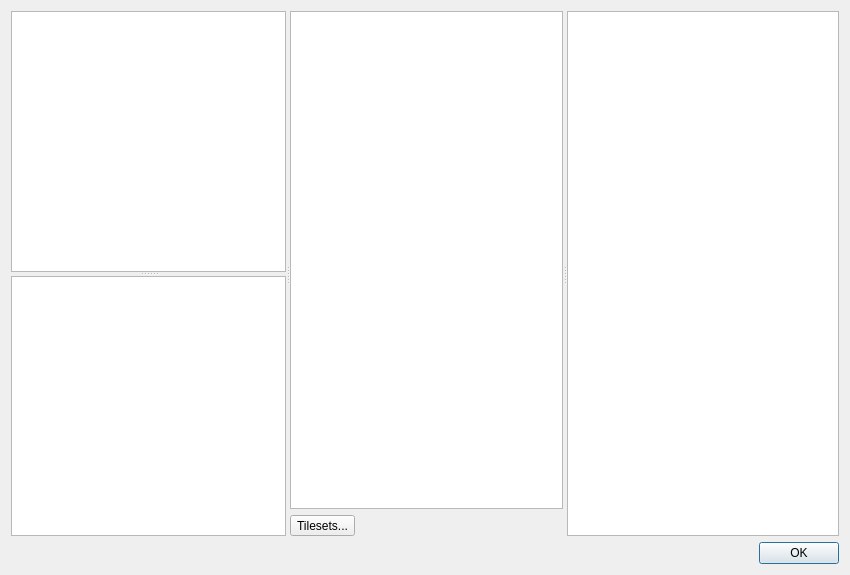
First picture: the form in src/tiled/BuildingEditor/buildingtilesdialog.ui, repository timbaker/tiled, before the edit.
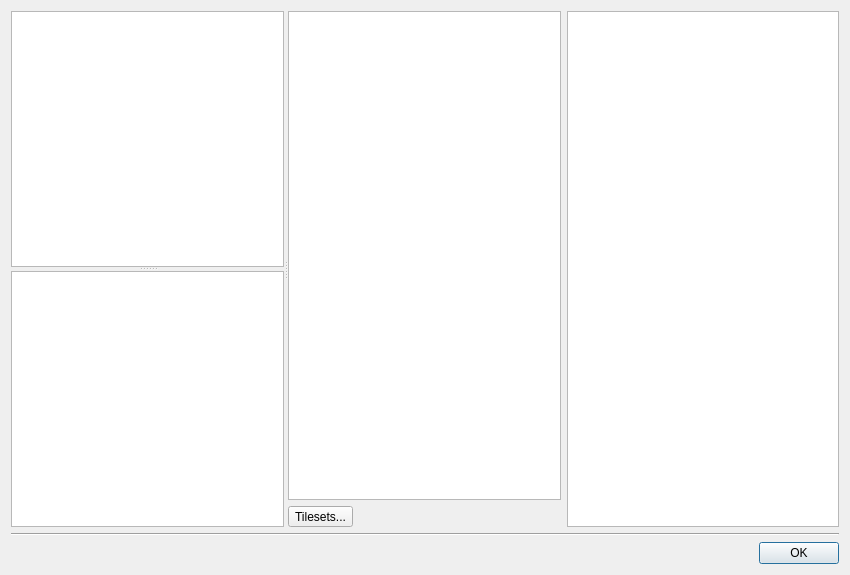
Second picture: the form after the edit. Icons and pictures are not drawn. Custom widgets are drawn as their Qt base class.

Commit message:
Give nicer resize behavior to BuildingTilesDialog.
The QSplitter between the tileset names list and tile view was replaced
with a horizontal layout, and the tileset names list is just given a fixed
width based on the maximum width of tileset names.

When resizing the window, extra space is given to the widgets on the left
rather than being distributed to both sides (is this "nicer"?).

Also added a horizontal line above the buttons along the bottom.

```diff
--- a/src/tiled/BuildingEditor/buildingtilesdialog.ui
+++ b/src/tiled/BuildingEditor/buildingtilesdialog.ui
@@ -13,8 +13,22 @@
   <property name="windowTitle">
    <string>Building Tiles</string>
   </property>
-  <layout class="QGridLayout" name="gridLayout">
-   <item row="0" column="0" colspan="2">
+  <layout class="QGridLayout" name="gridLayout" rowstretch="1,0,0">
+   <item row="2" column="0">
+    <layout class="QHBoxLayout" name="buttonsLayout">
+     <item>
+      <widget class="QDialogButtonBox" name="buttonBox">
+       <property name="orientation">
+        <enum>Qt::Horizontal</enum>
+       </property>
+       <property name="standardButtons">
+        <set>QDialogButtonBox::Ok</set>
+       </property>
+      </widget>
+     </item>
+    </layout>
+   </item>
+   <item row="0" column="0">
     <widget class="QSplitter" name="overallSplitter">
      <property name="orientation">
       <enum>Qt::Horizontal</enum>
@@ -82,14 +96,9 @@
        </layout>
       </widget>
      </widget>
-     <widget class="QSplitter" name="tilesetSplitter">
-      <property name="orientation">
-       <enum>Qt::Horizontal</enum>
-      </property>
-      <property name="childrenCollapsible">
-       <bool>false</bool>
-      </property>
       <widget class="QWidget" name="layoutWidget">
+      <layout class="QHBoxLayout" name="tilesetLayout">
+       <item>
        <layout class="QVBoxLayout" name="verticalLayout_5">
         <item>
          <widget class="QListWidget" name="tilesetList"/>
@@ -102,7 +111,8 @@
          </widget>
         </item>
        </layout>
-      </widget>
+       </item>
+       <item>
       <widget class="Tiled::Internal::MixedTilesetView" name="tilesetTilesView">
        <property name="minimumSize">
         <size>
@@ -111,20 +121,16 @@
         </size>
        </property>
       </widget>
+       </item>
+      </layout>
      </widget>
     </widget>
    </item>
    <item row="1" column="0">
-    <layout class="QHBoxLayout" name="buttonsLayout"/>
-   </item>
-   <item row="1" column="1">
-    <widget class="QDialogButtonBox" name="buttonBox">
+    <widget class="Line" name="line">
      <property name="orientation">
       <enum>Qt::Horizontal</enum>
      </property>
-     <property name="standardButtons">
-      <set>QDialogButtonBox::Ok</set>
-     </property>
     </widget>
    </item>
   </layout>
```
Left out of the diff: 3 changed lines with no effect on the pictures. Lines whose indentation alone changed are shown as unchanged. The commit also changes 1 other file.
